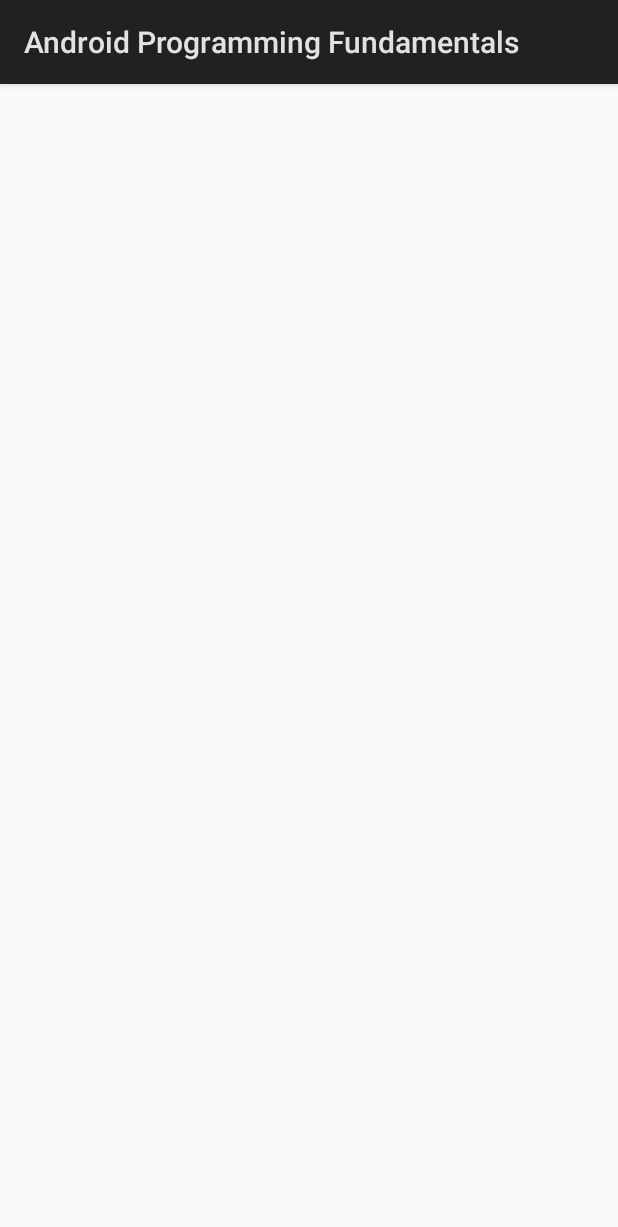
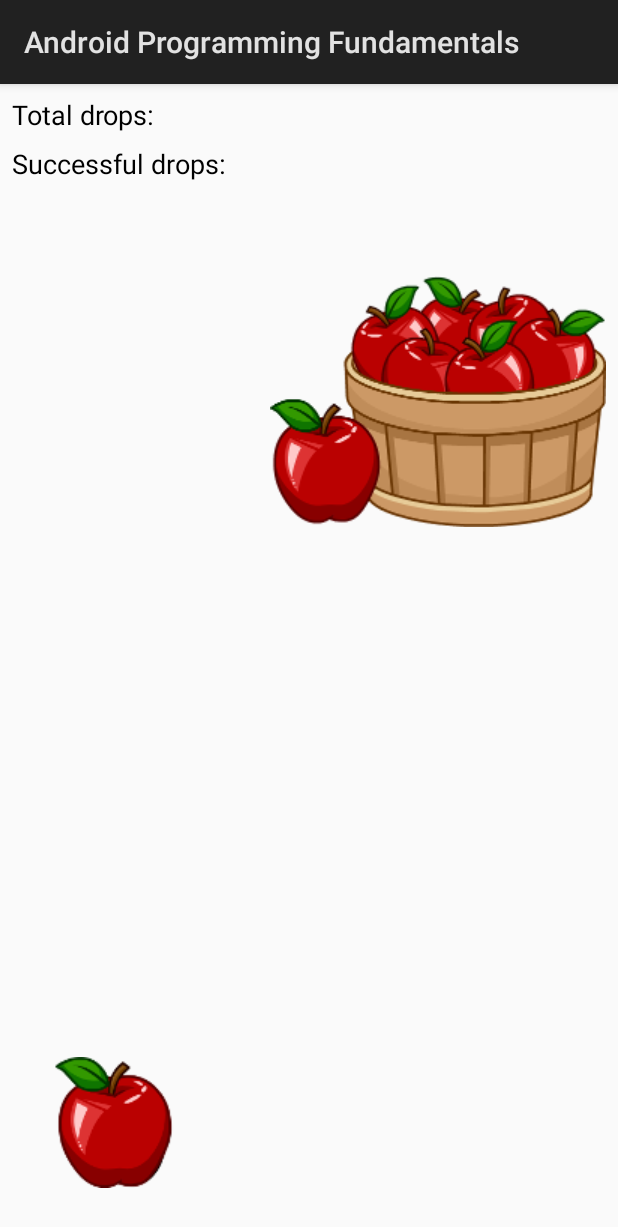
Before and after one commit to s1ddok/AndroidStudioFundamentals, an Android app: the layout activity_lab06_drag_ndrop.xml on its own in the app's theme, with its tools: preview values and no code run, on a phone screen of 412 x 824 dp. Shown: the top 1227 px of the screen. Run offline under Robolectric (Android 15) with nearby library versions, the light colour scheme and no system bars.

Commit message:
more drag-n-drop

```diff
--- a/app/src/main/AndroidManifest.xml
+++ b/app/src/main/AndroidManifest.xml
@@ -56,7 +56,8 @@
         <activity android:name=".Lab05SoundPlayer" />
         <activity android:name=".Lab05MediaPlayer" />
         <activity android:name=".Lab05RecordAudio" />
-        <activity android:name=".Lab05TTS"></activity>
+        <activity android:name=".Lab05TTS" />
+        <activity android:name=".Lab06DragNDrop"></activity>
     </application>
 
 </manifest>
--- a/app/src/main/res/layout/activity_lab06_drag_ndrop.xml
+++ b/app/src/main/res/layout/activity_lab06_drag_ndrop.xml
@@ -6,4 +6,30 @@
     android:layout_height="match_parent"
     tools:context="pl.pollub.androidprogrammingfundamentals.Lab06DragNDrop">
 
+    <TextView
+        android:text="Total drops:" android:layout_width="wrap_content" android:layout_height="wrap_content" android:layout_alignParentTop="true" android:layout_alignParentStart="true" android:id="@+id/total" android:textColor="@android:color/black" android:textSize="18sp"
+        app:layout_constraintTop_toTopOf="parent"
+        android:layout_marginTop="8dp"
+        android:layout_marginLeft="8dp"
+        app:layout_constraintLeft_toLeftOf="parent" />
+    <TextView
+        android:text="Successful drops:" android:layout_width="wrap_content" android:layout_height="wrap_content" android:layout_below="@+id/total" android:layout_alignParentStart="true" android:id="@+id/success" android:textColor="@android:color/black" android:textSize="18sp"
+        android:layout_marginLeft="8dp"
+        app:layout_constraintLeft_toLeftOf="parent"
+        android:layout_marginTop="8dp"
+        app:layout_constraintTop_toBottomOf="@+id/total" />
+
+    <ImageView android:src="@drawable/basket" android:layout_width="wrap_content"
+        android:layout_height="wrap_content" android:layout_alignParentBottom="true" android:layout_centerHorizontal="true" android:id="@+id/drop"
+        app:layout_constraintTop_toTopOf="parent"
+        android:layout_marginTop="128dp"
+        android:layout_marginRight="8dp"
+        app:layout_constraintRight_toRightOf="parent" />
+
+    <ImageView
+        android:src="@drawable/apple" android:layout_width="wrap_content" android:layout_height="wrap_content" android:id="@+id/drag" android:layout_alignParentTop="true" android:layout_alignParentEnd="true"
+        app:layout_constraintBottom_toBottomOf="parent"
+        android:layout_marginBottom="32dp"
+        android:layout_marginLeft="32dp"
+        app:layout_constraintLeft_toLeftOf="parent" />
 </android.support.constraint.ConstraintLayout>
```
Also changed, not shown: app/src/main/java/pl/pollub/androidprogrammingfundamentals/Lab06DragNDrop.java (+42 -0 lines), app/src/main/java/pl/pollub/androidprogrammingfundamentals/MainActivity.java (+8 -0 lines), 2 other files.
